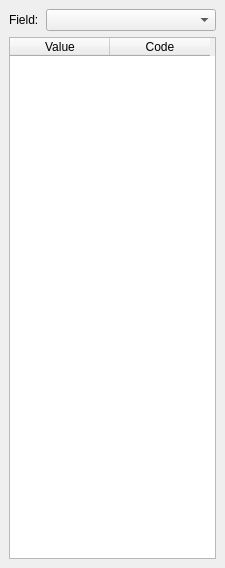
Above: AttributeTools/code_list.ui from dsgoficial/DsgTools before the change. Below: the same form after it.
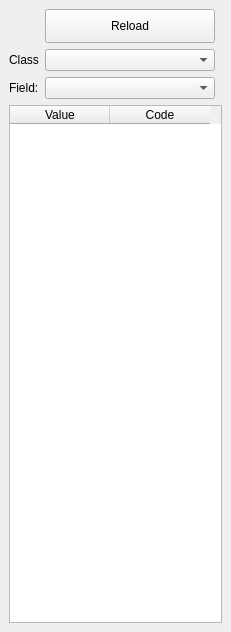
That is the form after the change.

Commit message: code_list on demad started to have expected behaviour. is it working though...?

```diff
--- a/AttributeTools/code_list.ui
+++ b/AttributeTools/code_list.ui
@@ -6,8 +6,8 @@
    <rect>
     <x>0</x>
     <y>0</y>
-    <width>225</width>
-    <height>568</height>
+    <width>231</width>
+    <height>632</height>
    </rect>
   </property>
   <property name="windowTitle">
@@ -15,14 +15,7 @@
   </property>
   <widget class="QWidget" name="dockWidgetContents">
    <layout class="QGridLayout" name="gridLayout">
-    <item row="0" column="0">
-     <widget class="QLabel" name="label">
-      <property name="text">
-       <string>Field:</string>
-      </property>
-     </widget>
-    </item>
-    <item row="0" column="1">
+    <item row="2" column="1">
      <widget class="QComboBox" name="comboBox">
       <property name="sizePolicy">
        <sizepolicy hsizetype="Minimum" vsizetype="Fixed">
@@ -38,7 +31,24 @@
       </property>
      </widget>
     </item>
-    <item row="1" column="0" colspan="2">
+    <item row="1" column="0">
+     <widget class="QLabel" name="label_2">
+      <property name="text">
+       <string>Class</string>
+      </property>
+     </widget>
+    </item>
+    <item row="2" column="0">
+     <widget class="QLabel" name="label">
+      <property name="text">
+       <string>Field:</string>
+      </property>
+     </widget>
+    </item>
+    <item row="1" column="1">
+     <widget class="QComboBox" name="classComboBox"/>
+    </item>
+    <item row="4" column="0" colspan="3">
      <widget class="QTableWidget" name="tableWidget">
       <column>
        <property name="text">
@@ -52,6 +62,19 @@
       </column>
      </widget>
     </item>
+    <item row="0" column="1">
+     <widget class="QPushButton" name="refreshButton">
+      <property name="minimumSize">
+       <size>
+        <width>170</width>
+        <height>34</height>
+       </size>
+      </property>
+      <property name="text">
+       <string>Reload</string>
+      </property>
+     </widget>
+    </item>
    </layout>
   </widget>
  </widget>
```
The commit also changes 1 other file.
